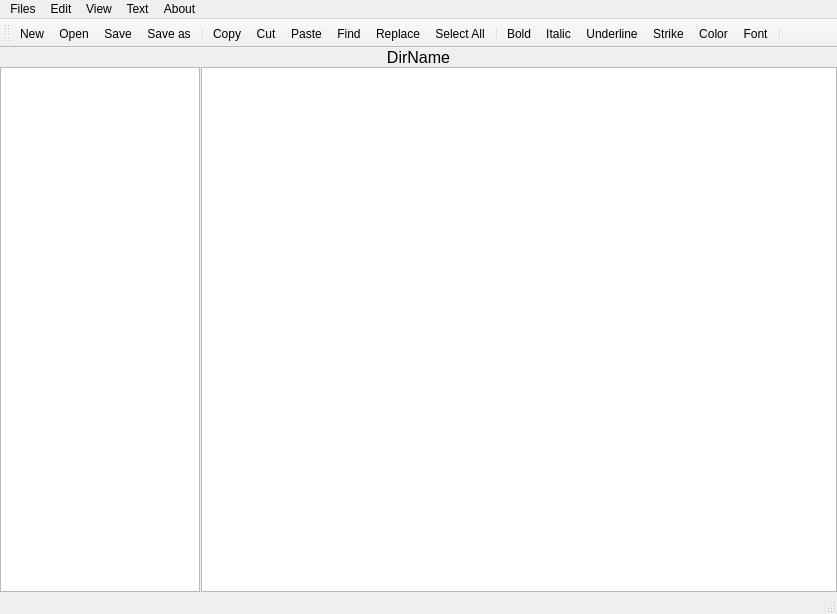
This is mainwindow.ui in vorobeyka/TextEditor as Qt 5 draws it before an edit. The edited form follows.
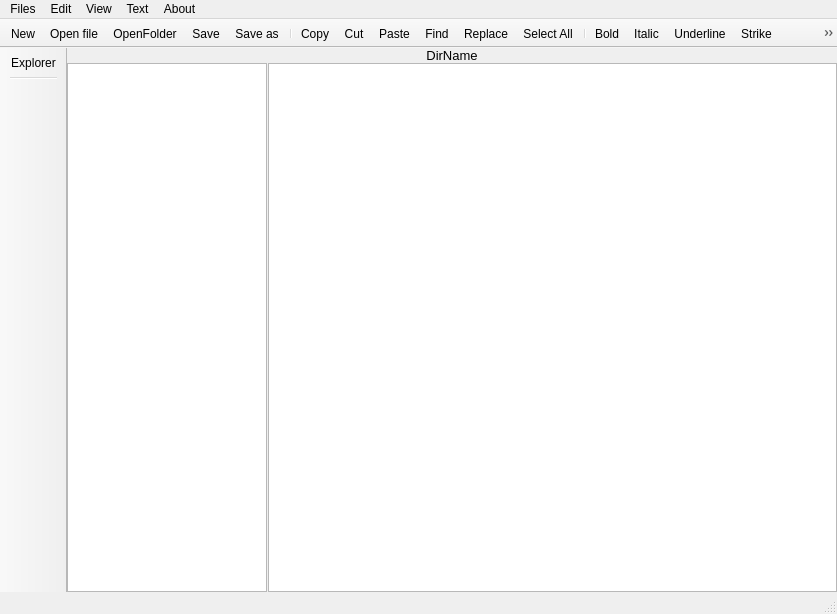
This is the edited form. Icons and pictures are not drawn.

Commit message: added open folder

The edit to the form file:
```diff
--- a/mainwindow.ui
+++ b/mainwindow.ui
@@ -40,7 +40,7 @@
      <widget class="QLabel" name="DirName">
       <property name="font">
        <font>
-        <pointsize>12</pointsize>
+        <pointsize>10</pointsize>
        </font>
       </property>
       <property name="text">
@@ -163,6 +163,15 @@
    <property name="windowTitle">
     <string>toolBar</string>
    </property>
+   <property name="movable">
+    <bool>false</bool>
+   </property>
+   <property name="iconSize">
+    <size>
+     <width>16</width>
+     <height>16</height>
+    </size>
+   </property>
    <attribute name="toolBarArea">
     <enum>TopToolBarArea</enum>
    </attribute>
@@ -171,6 +180,7 @@
    </attribute>
    <addaction name="actionNew"/>
    <addaction name="actionOpen"/>
+   <addaction name="actionOpenFolder"/>
    <addaction name="actionSave"/>
    <addaction name="actionSave_as"/>
    <addaction name="separator"/>
@@ -189,6 +199,28 @@
    <addaction name="actionFont"/>
    <addaction name="separator"/>
   </widget>
+  <widget class="QToolBar" name="toolBar_2">
+   <property name="windowTitle">
+    <string>toolBar_2</string>
+   </property>
+   <property name="movable">
+    <bool>false</bool>
+   </property>
+   <property name="iconSize">
+    <size>
+     <width>20</width>
+     <height>20</height>
+    </size>
+   </property>
+   <attribute name="toolBarArea">
+    <enum>LeftToolBarArea</enum>
+   </attribute>
+   <attribute name="toolBarBreak">
+    <bool>false</bool>
+   </attribute>
+   <addaction name="actionExplorer"/>
+   <addaction name="separator"/>
+  </widget>
   <action name="actionNew">
    <property name="icon">
     <iconset resource="resources.qrc">
@@ -207,7 +239,13 @@
      <normaloff>:/files/images/open.png</normaloff>:/files/images/open.png</iconset>
    </property>
    <property name="text">
-    <string>Open</string>
+    <string>Open file</string>
+   </property>
+   <property name="toolTip">
+    <string>Open file (Ctrl + O)</string>
+   </property>
+   <property name="shortcut">
+    <string>Ctrl+O</string>
    </property>
   </action>
   <action name="actionSave">
@@ -421,6 +459,42 @@
    </property>
    <property name="text">
     <string>Redo</string>
+   </property>
+   <property name="toolTip">
+    <string>Redo (Ctrl + Y)</string>
+   </property>
+   <property name="shortcut">
+    <string>Ctrl+Y</string>
+   </property>
+  </action>
+  <action name="actionExplorer">
+   <property name="icon">
+    <iconset resource="resources.qrc">
+     <normaloff>:/files/images/explorer.png</normaloff>:/files/images/explorer.png</iconset>
+   </property>
+   <property name="text">
+    <string>Explorer</string>
+   </property>
+   <property name="toolTip">
+    <string>Show / Hide explorer (Crtl + B)</string>
+   </property>
+   <property name="shortcut">
+    <string>Ctrl+B</string>
+   </property>
+  </action>
+  <action name="actionOpenFolder">
+   <property name="icon">
+    <iconset resource="resources.qrc">
+     <normaloff>:/files/images/open.png</normaloff>:/files/images/open.png</iconset>
+   </property>
+   <property name="text">
+    <string>OpenFolder</string>
+   </property>
+   <property name="toolTip">
+    <string>Open folder (Ctrl + Shift + O)</string>
+   </property>
+   <property name="shortcut">
+    <string>Ctrl+Shift+O</string>
    </property>
   </action>
  </widget>
```
Left out of the diff: 55 changed lines with no effect on the pictures. The commit also changes 11 other files.
